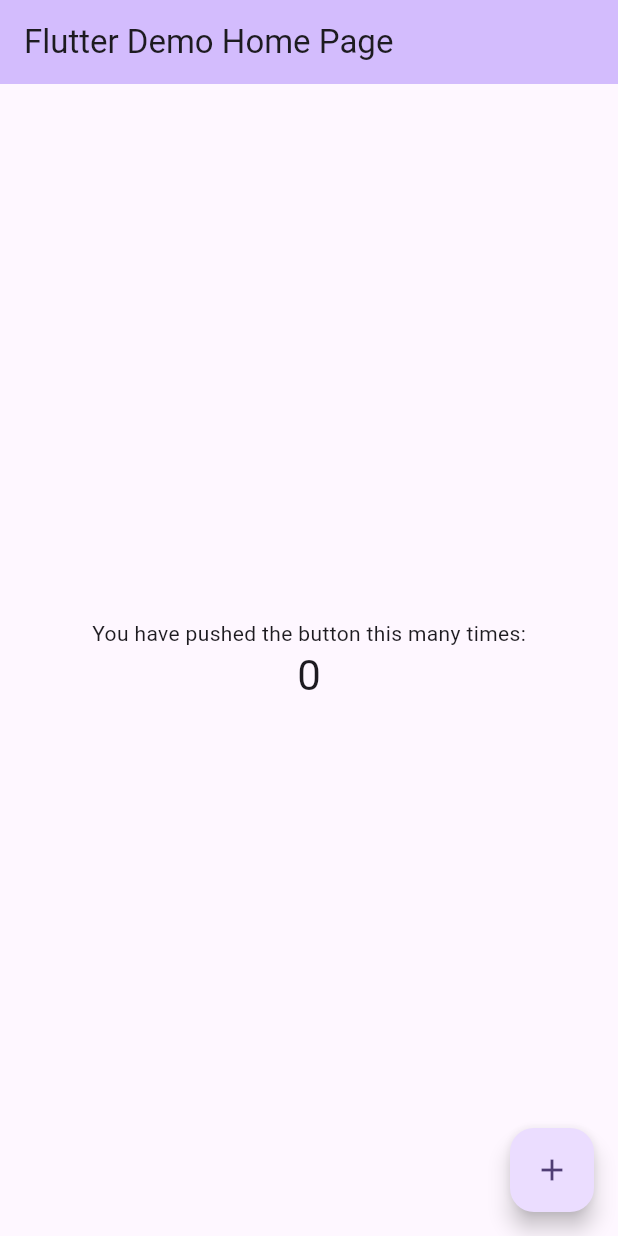
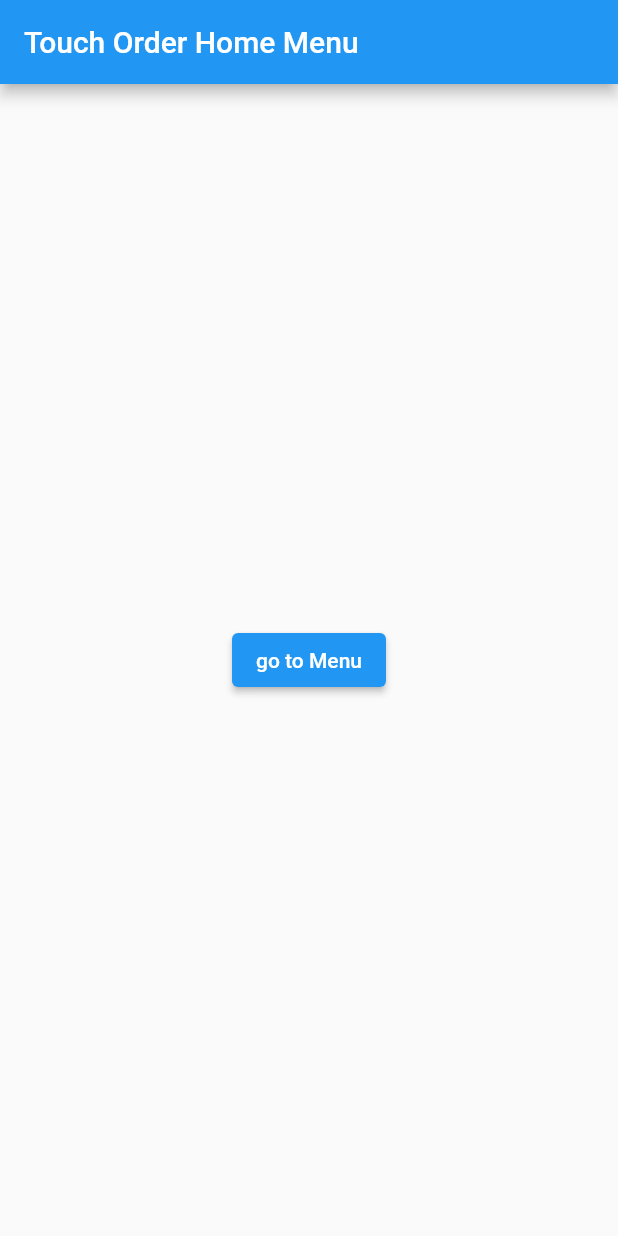
Before and after one commit to dooik1005/Touch-Order, a Flutter app: the screen it shows after launch, on a phone screen of 412 x 824 dp. Run offline on Flutter 3.47's test engine with Material 2 defaults, Android fonts, the phone set to English and light mode, and no system bars.

Commit message:
first commit

```diff
--- a/touch_order/lib/main.dart
+++ b/touch_order/lib/main.dart
@@ -1,125 +1,26 @@
 import 'package:flutter/material.dart';
 
 void main() {
-  runApp(const MyApp());
+  runApp(const TouchOrder());
 }
 
-class MyApp extends StatelessWidget {
-  const MyApp({super.key});
+class TouchOrder extends StatelessWidget {
+  const TouchOrder({super.key});
 
-  // This widget is the root of your application.
   @override
   Widget build(BuildContext context) {
     return MaterialApp(
-      title: 'Flutter Demo',
-      theme: ThemeData(
-        // This is the theme of your application.
-        //
-        // TRY THIS: Try running your application with "flutter run". You'll see
-        // the application has a blue toolbar. Then, without quitting the app,
-        // try changing the seedColor in the colorScheme below to Colors.green
-        // and then invoke "hot reload" (save your changes or press the "hot
-        // reload" button in a Flutter-supported IDE, or press "r" if you used
-        // the command line to start the app).
-        //
-        // Notice that the counter didn't reset back to zero; the application
-        // state is not lost during the reload. To reset the state, use hot
-        // restart instead.
-        //
-        // This works for code too, not just values: Most code changes can be
-        // tested with just a hot reload.
-        colorScheme: ColorScheme.fromSeed(seedColor: Colors.deepPurple),
-        useMaterial3: true,
+      title: 'Touch Order Home Menu',
+      home: Scaffold(
+        appBar: AppBar(
+          title: const Text('Touch Order Home Menu')
+        ),
+        body: Center(
+          child: ElevatedButton(
+            child: const Text('go to Menu')
+            , onPressed: (){},)
+          ),
       ),
-      home: const MyHomePage(title: 'Flutter Demo Home Page'),
     );
   }
 }
-
-class MyHomePage extends StatefulWidget {
-  const MyHomePage({super.key, required this.title});
-
-  // This widget is the home page of your application. It is stateful, meaning
-  // that it has a State object (defined below) that contains fields that affect
-  // how it looks.
-
-  // This class is the configuration for the state. It holds the values (in this
-  // case the title) provided by the parent (in this case the App widget) and
-  // used by the build method of the State. Fields in a Widget subclass are
-  // always marked "final".
-
-  final String title;
-
-  @override
-  State<MyHomePage> createState() => _MyHomePageState();
-}
-
-class _MyHomePageState extends State<MyHomePage> {
-  int _counter = 0;
-
-  void _incrementCounter() {
-    setState(() {
-      // This call to setState tells the Flutter framework that something has
-      // changed in this State, which causes it to rerun the build method below
-      // so that the display can reflect the updated values. If we changed
-      // _counter without calling setState(), then the build method would not be
-      // called again, and so nothing would appear to happen.
-      _counter++;
-    });
-  }
-
-  @override
-  Widget build(BuildContext context) {
-    // This method is rerun every time setState is called, for instance as done
-    // by the _incrementCounter method above.
-    //
-    // The Flutter framework has been optimized to make rerunning build methods
-    // fast, so that you can just rebuild anything that needs updating rather
-    // than having to individually change instances of widgets.
-    return Scaffold(
-      appBar: AppBar(
-        // TRY THIS: Try changing the color here to a specific color (to
-        // Colors.amber, perhaps?) and trigger a hot reload to see the AppBar
-        // change color while the other colors stay the same.
-        backgroundColor: Theme.of(context).colorScheme.inversePrimary,
-        // Here we take the value from the MyHomePage object that was created by
-        // the App.build method, and use it to set our appbar title.
-        title: Text(widget.title),
-      ),
-      body: Center(
-        // Center is a layout widget. It takes a single child and positions it
-        // in the middle of the parent.
-        child: Column(
-          // Column is also a layout widget. It takes a list of children and
-          // arranges them vertically. By default, it sizes itself to fit its
-          // children horizontally, and tries to be as tall as its parent.
-          //
-          // Column has various properties to control how it sizes itself and
-          // how it positions its children. Here we use mainAxisAlignment to
-          // center the children vertically; the main axis here is the vertical
-          // axis because Columns are vertical (the cross axis would be
-          // horizontal).
-          //
-          // TRY THIS: Invoke "debug painting" (choose the "Toggle Debug Paint"
-          // action in the IDE, or press "p" in the console), to see the
-          // wireframe for each widget.
-          mainAxisAlignment: MainAxisAlignment.center,
-          children: <Widget>[
-            const Text(
-              'You have pushed the button this many times:',
-            ),
-            Text(
-              '$_counter',
-              style: Theme.of(context).textTheme.headlineMedium,
-            ),
-          ],
-        ),
-      ),
-      floatingActionButton: FloatingActionButton(
-        onPressed: _incrementCounter,
-        tooltip: 'Increment',
-        child: const Icon(Icons.add),
-      ), // This trailing comma makes auto-formatting nicer for build methods.
-    );
-  }
-}
```
Also changed, not shown: touch_order/lib/menu.dart (added).
